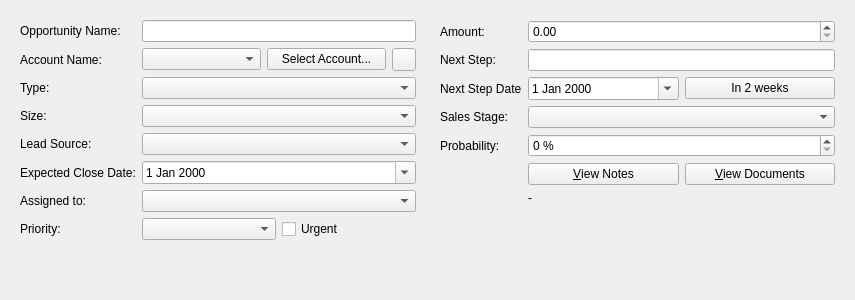
Qt form client/src/details/opportunitydetails.ui (KDAB/FatCRM) before a commit.
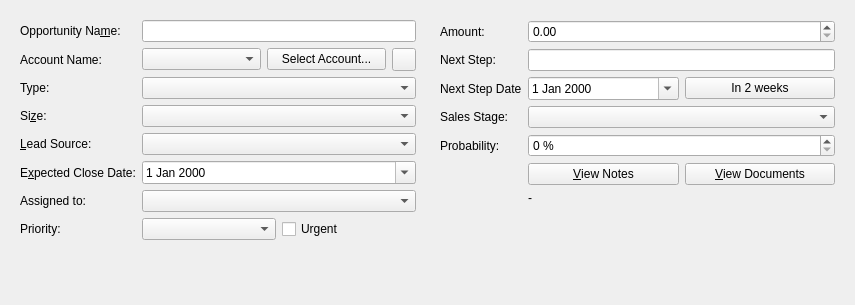
The same form after that commit. Icons and pictures are not drawn. Custom widgets are drawn as their Qt base class.

Commit message:
Hide widgets for unsupported (custom) fields
Current testcase: opportunity_size (until it gets added to crm.kdab.com).

Diff of the .ui file:
```diff
--- a/client/src/details/opportunitydetails.ui
+++ b/client/src/details/opportunitydetails.ui
@@ -7,7 +7,7 @@
     <x>0</x>
     <y>0</y>
     <width>855</width>
-    <height>300</height>
+    <height>305</height>
    </rect>
   </property>
   <property name="windowTitle">
@@ -20,7 +20,10 @@
       <item row="0" column="0">
        <widget class="QLabel" name="label">
         <property name="text">
-         <string>Opportunity Name:</string>
+         <string>Opportunity Na&amp;me:</string>
+        </property>
+        <property name="buddy">
+         <cstring>name</cstring>
         </property>
        </widget>
       </item>
@@ -69,7 +72,10 @@
       <item row="4" column="0">
        <widget class="QLabel" name="label_4">
         <property name="text">
-         <string>Lead Source:</string>
+         <string>&amp;Lead Source:</string>
+        </property>
+        <property name="buddy">
+         <cstring>lead_source</cstring>
         </property>
        </widget>
       </item>
@@ -79,7 +85,10 @@
       <item row="5" column="0">
        <widget class="QLabel" name="expectedCloseDateLabel">
         <property name="text">
-         <string>Expected Close Date:</string>
+         <string>E&amp;xpected Close Date:</string>
+        </property>
+        <property name="buddy">
+         <cstring>date_closed</cstring>
         </property>
        </widget>
       </item>
@@ -127,7 +136,10 @@
       <item row="3" column="0">
        <widget class="QLabel" name="label_8">
         <property name="text">
-         <string>Size:</string>
+         <string>Si&amp;ze:</string>
+        </property>
+        <property name="buddy">
+         <cstring>opportunitySize</cstring>
         </property>
        </widget>
       </item>
```
Left out of the diff: 27 changed lines with no effect on the pictures. The commit also changes 4 other files.
